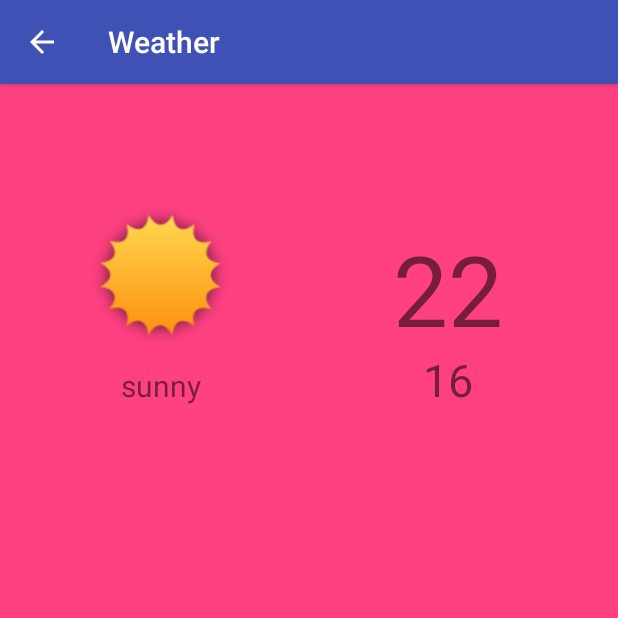
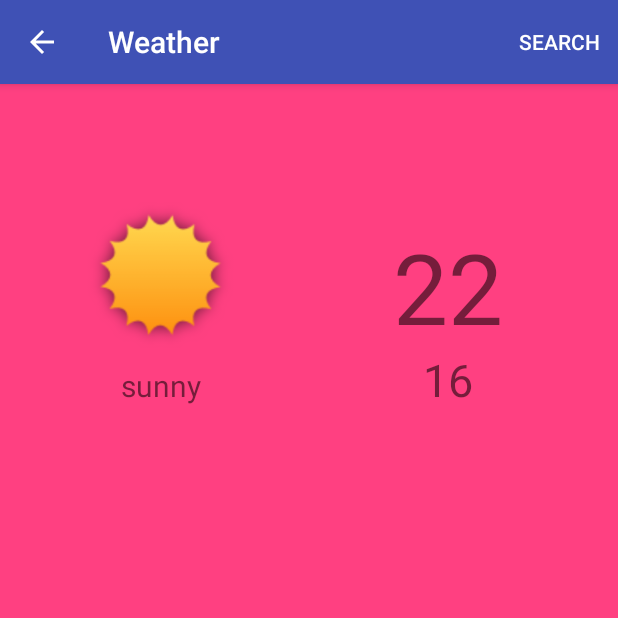
Before and after one commit to adamut/Weather, an Android app: the screen it shows after launch (MainActivity), after a tap on "SEND", on a phone screen of 412 x 824 dp, the top half of it. Run offline under Robolectric (Android 15) with nearby library versions, the light colour scheme and no system bars; our stand-ins replace Picasso.

Commit message:
I inserted Menu in MainActivity

```diff
--- a/app/src/main/java/com/weather/weather/MainActivity.java
+++ b/app/src/main/java/com/weather/weather/MainActivity.java
@@ -1,5 +1,6 @@
 package com.weather.weather;
 
+import android.content.Context;
 import android.content.Intent;
 import android.net.Uri;
 import android.os.AsyncTask;
@@ -9,7 +10,10 @@ import android.support.v7.app.AppCompatActivity;
 import android.support.v7.widget.LinearLayoutManager;
 import android.support.v7.widget.RecyclerView;
 import android.util.Log;
+import android.view.Menu;
+import android.view.MenuItem;
 import android.widget.TextView;
+import android.widget.Toast;
 
 import com.weather.weather.adapters.WeatherAdapter;
 import com.weather.weather.model.ImageCode;
@@ -69,6 +73,20 @@ public class MainActivity extends AppCompatActivity {
         mWeatherCollection = new ArrayList<>();
         mAdapter = new WeatherAdapter(mWeatherCollection, this);
         mWeatherRecyclerView.setAdapter(mAdapter);
+    }
+
+    public boolean onCreateOptionsMenu(Menu menu){
+        getMenuInflater().inflate(R.menu.menu,menu);
+        return true;
+    }
+    public boolean onOptionsItemSelected(MenuItem item){
+        int menuItemThatWasSelected = item.getItemId();
+        if(menuItemThatWasSelected == R.id.action_search){
+            Context context = MainActivity.this;
+            String message = "Search clicked";
+            Toast.makeText(context,message, Toast.LENGTH_LONG).show();
+        }
+        return true;
     }
 
     public class FetchDataTask extends AsyncTask<Void, Void, Void> {
--- a/app/src/main/java/com/weather/weather/model/SearchCity.java
+++ b/app/src/main/java/com/weather/weather/SearchCity.java
@@ -2,7 +2,6 @@ package com.weather.weather;
 
 import android.content.Intent;
 import android.graphics.Color;
-import android.media.Image;
 import android.os.Bundle;
 import android.support.v7.app.ActionBar;
 import android.support.v7.app.AppCompatActivity;
@@ -40,7 +39,7 @@ public class SearchCity extends AppCompatActivity {
     }
     public void changeButtonCity() {
         Button button = (Button) findViewById(R.id.button);
-        button.getBackground().setAlpha(180);
+        button.getBackground().setAlpha(200);
     }
 
     public void sendMessage(View view) {
--- a/app/src/main/res/layout/activity_main.xml
+++ b/app/src/main/res/layout/activity_main.xml
@@ -11,7 +11,9 @@
         android:layout_width="wrap_content"
         android:layout_height="wrap_content"
         android:orientation="vertical"
-        app:layout_constraintGuide_begin="185dp" />
+        app:layout_constraintGuide_begin="185dp"
+        tools:layout_editor_absoluteY="0dp"
+        tools:layout_editor_absoluteX="185dp" />
 
     <ImageView
         android:id="@+id/imageDay"
@@ -27,7 +29,9 @@
         android:layout_marginRight="8dp"
         android:layout_marginTop="16dp"
         app:layout_constraintTop_toBottomOf="@+id/dateDay"
-        app:layout_constraintHorizontal_bias="0.0" />
+        app:layout_constraintHorizontal_bias="0.0"
+        android:layout_marginStart="37dp"
+        android:layout_marginEnd="8dp" />
 
 
     <android.support.v7.widget.RecyclerView
@@ -44,7 +48,9 @@
         app:layout_constraintBottom_toBottomOf="parent"
         app:layout_constraintLeft_toLeftOf="parent"
         app:layout_constraintRight_toRightOf="parent"
-        app:layout_constraintTop_toBottomOf="@+id/mainDay" />
+        app:layout_constraintTop_toBottomOf="@+id/mainDay"
+        android:layout_marginStart="8dp"
+        android:layout_marginEnd="8dp" />
 
     <TextView
         android:id="@+id/dateDay"
@@ -58,13 +64,14 @@
         app:layout_constraintLeft_toLeftOf="parent"
         app:layout_constraintTop_toTopOf="parent"
         android:layout_marginTop="24dp"
-        app:layout_constraintHorizontal_bias="0.502" />
+        app:layout_constraintHorizontal_bias="0.502"
+        android:layout_marginStart="8dp"
+        android:layout_marginEnd="15dp" />
 
     <TextView
         android:id="@+id/maxTempDay"
         android:layout_width="wrap_content"
         android:layout_height="wrap_content"
-        android:layout_marginBottom="-1dp"
         android:layout_marginLeft="16dp"
         android:layout_marginRight="16dp"
         android:layout_marginTop="8dp"
@@ -75,17 +82,15 @@
         app:layout_constraintRight_toRightOf="parent"
         app:layout_constraintTop_toTopOf="@+id/imageDay"
         app:layout_constraintVertical_bias="0.657"
-        app:layout_constraintHorizontal_bias="0.5" />
+        android:layout_marginStart="16dp"
+        android:layout_marginEnd="16dp" />
 
     <TextView
         android:id="@+id/dayTemp"
         android:layout_width="wrap_content"
         android:layout_height="wrap_content"
-        android:layout_marginLeft="0dp"
-        android:layout_marginRight="0dp"
         android:text="16"
         android:textSize="30sp"
-        app:layout_constraintHorizontal_bias="0.5"
         app:layout_constraintLeft_toLeftOf="@+id/maxTempDay"
         app:layout_constraintRight_toRightOf="@+id/maxTempDay"
         app:layout_constraintBaseline_toBaselineOf="@+id/mainDay" />
@@ -96,13 +101,13 @@
         android:layout_height="wrap_content"
         android:layout_marginLeft="8dp"
         android:layout_marginRight="8dp"
-        android:layout_marginTop="0dp"
         android:textSize="20sp"
         android:text="sunny"
-        app:layout_constraintHorizontal_bias="0.5"
         app:layout_constraintLeft_toLeftOf="@+id/imageDay"
         app:layout_constraintRight_toRightOf="@+id/imageDay"
-        app:layout_constraintTop_toBottomOf="@+id/imageDay" />
+        app:layout_constraintTop_toBottomOf="@+id/imageDay"
+        android:layout_marginStart="8dp"
+        android:layout_marginEnd="8dp" />
 
 
 </android.support.constraint.ConstraintLayout>
--- /dev/null
+++ b/app/src/main/res/menu/menu.xml
@@ -0,0 +1,9 @@
+<?xml version="1.0" encoding="utf-8"?>
+<menu xmlns:android="http://schemas.android.com/apk/res/android"
+    xmlns:app="http://schemas.android.com/apk/res-auto">
+    <item
+        android:title="@string/search"
+        android:id="@+id/action_search"
+        app:showAsAction="ifRoom"
+        android:orderInCategory="1" />
+</menu>
--- a/app/src/main/res/values/strings.xml
+++ b/app/src/main/res/values/strings.xml
@@ -5,4 +5,5 @@
     <string name="appid">93635fe72bd1c0937079a9a1653fa2db</string>
     <string name="edit_message">Enter a City</string>
     <string name="button_send">Send</string>
+    <string name="search">Search</string>
 </resources>
```
